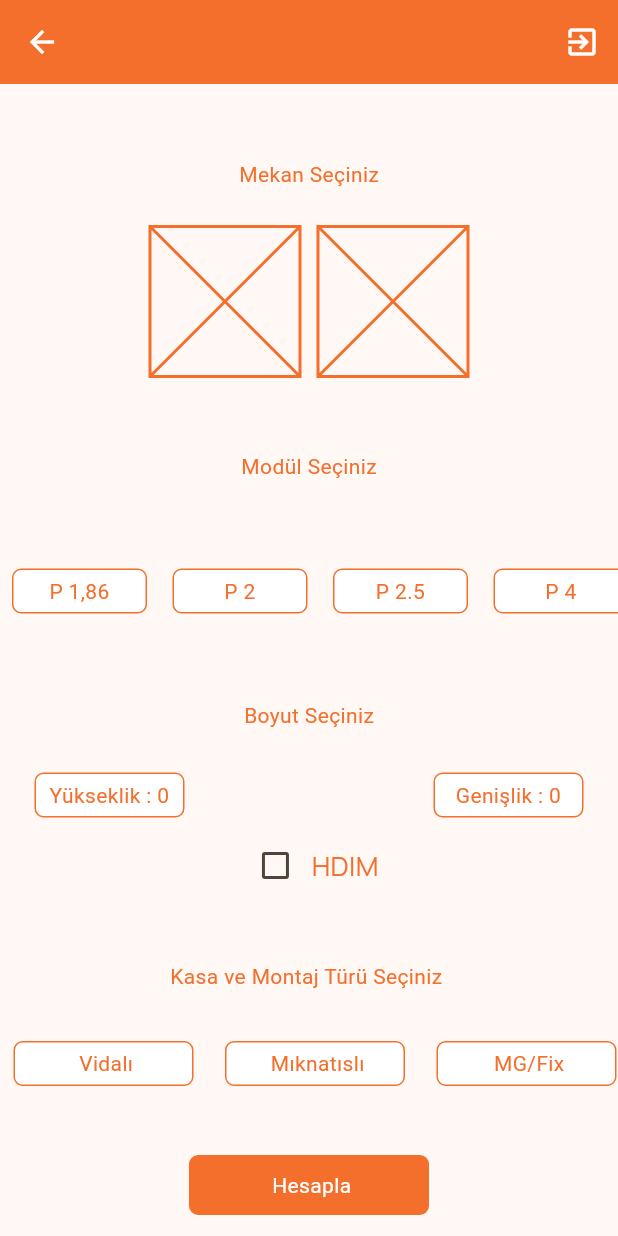
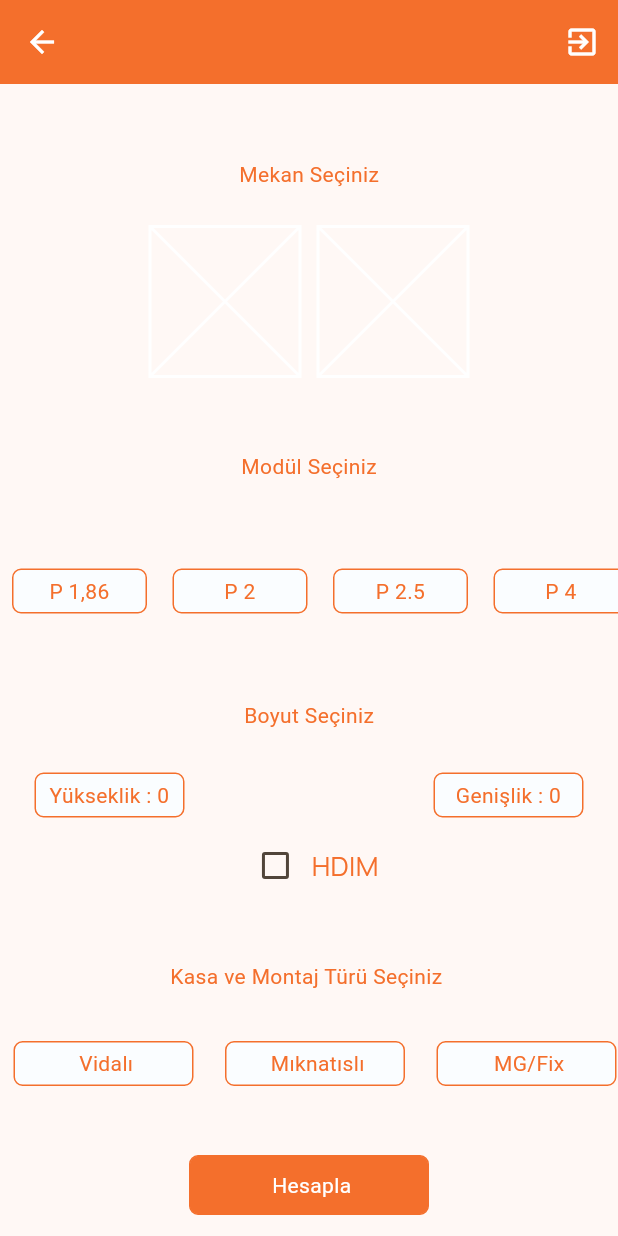
Before and after one commit to nuryds/offer_orange_theme, a Flutter app: the NormalLedTeklifHesapla screen opened directly, on a phone screen of 412 x 824 dp. Run offline on Flutter 3.47's test engine with Material 2 defaults, Android fonts, the phone set to English and light mode, and no system bars; our stand-ins replace get, google_fonts.

Commit message:
renkleri constant da düzenledim

```diff
--- a/lib/component/custom_button.dart
+++ b/lib/component/custom_button.dart
@@ -10,9 +10,9 @@ class CustomButton extends StatelessWidget {
     this.txtSize,
     required this.width,
     required this.height,
-    this.txtColor = appbarColor,     // appbar color degişti
-    this.activeColor = buttonActiveColor,
-    this.passiveColor = buttonPassiveColor,
+    this.txtColor = primaryColor,     // appbar color degişti
+    this.activeColor = onBackgroundColor,
+    this.passiveColor = backgroundColor,
     this.borderRadius,
     this.activebuttonTxtColor,
     this.passivebuttonTxtColor,
--- a/lib/component/custom_textfield.dart
+++ b/lib/component/custom_textfield.dart
@@ -73,7 +73,7 @@ class CustomTextField extends StatelessWidget {
           onEditingComplete: onEditingComplete,
           decoration: InputDecoration(
             contentPadding: const EdgeInsets.symmetric(horizontal: 10, vertical: 5),
-            fillColor: Colors.white,
+            fillColor: onPrimaryTextColor,
             filled: true,
             enabledBorder: OutlineInputBorder(
               borderRadius: BorderRadius.circular(12),
@@ -89,7 +89,7 @@ class CustomTextField extends StatelessWidget {
             focusedBorder: OutlineInputBorder(
               borderRadius: BorderRadius.circular(12),
               borderSide: const BorderSide(
-                color: buttonActiveColor,
+                color: primaryColor,
               ),
             ),
             disabledBorder: OutlineInputBorder(
@@ -100,7 +100,7 @@ class CustomTextField extends StatelessWidget {
             ),
             labelStyle: TextStyle(
               fontSize: labelTextSize,
-              color: buttonActiveColor,
+              color: primaryColor,
               fontWeight: FontWeight.normal,
             ),
             labelText: label,
--- a/lib/constant/colors.dart
+++ b/lib/constant/colors.dart
@@ -1,8 +1,45 @@
 import 'package:flutter/material.dart';
+import 'package:google_fonts/google_fonts.dart';
 
-const buttonActiveColor = Color(0xffF46F2C);
-const buttonPassiveColor =Color(0xffFFFFFF);
-const appbarColor = Color(0xffF46F2C);
-const activeButtonTextColor = Colors.white;
-const passiveButtonTextColor = Colors.black;
+
+const primaryColor = Color(0xffF46F2C);
+const onPrimaryTextColor =Color(0xffFFFFFF);
+const secondaryColor = Color(0xffFFA735);
+const onSecondaryTextColor =Color(0xffFFFFFF);
+const profileCardColor =Color(0xffFFFFFF);
+const onProfileCardColor =Color(0xffFFA735);
+const backgroundColor = Color(0xffFAFDFF);
+const onBackgroundColor =Color(0xffF46F2C);
+const passiveButtonTextColor = Colors.black;    // ben ekledim
 // final custombuttonTextcolor =Color(0xffE0F2F1);
+
+
+
+
+TextStyle myTextstyleh1= TextStyle(
+     fontSize: 24,
+     height: 36,
+  fontWeight: FontWeight.bold,
+);
+TextStyle myTextstyleh2= TextStyle(
+  fontSize: 20,
+  height: 28,
+  fontWeight: FontWeight.bold,
+);
+TextStyle myTextstyleh3= TextStyle(
+  fontSize: 18,
+  height: 26,
+  fontWeight: FontWeight.bold,
+);
+TextStyle myTextstyleh4= TextStyle(
+  fontSize: 16,
+  height: 24,
+  fontWeight: FontWeight.bold,   //medıum
+);
+TextStyle mybodytext= TextStyle(
+  fontSize: 14,
+  height: 22,
+  fontWeight: FontWeight.bold,     //medıum
+);
+
+FontStyle myFontStyle = FontStyle.italic;
--- a/lib/fiyat_guncelle.dart
+++ b/lib/fiyat_guncelle.dart
@@ -34,7 +34,7 @@ class _FiyatGuncelleState extends State<FiyatGuncelle> {
             icon: const Icon(Icons.exit_to_app,color: Colors.white),
           ),
         ],
-        backgroundColor: appbarColor,
+        backgroundColor: primaryColor,
         title: const Center(
           child: Text("Fiyat Güncelle",style:TextStyle(color: Colors.white,fontWeight: FontWeight.w300),
           ),
@@ -42,7 +42,7 @@ class _FiyatGuncelleState extends State<FiyatGuncelle> {
       ),
       drawer:Drawer(
         clipBehavior: Clip.none,
-        backgroundColor: appbarColor,
+        backgroundColor: primaryColor,
         child: Column(
           children: [
             const SizedBox(height: 220),
--- a/lib/ikinci_fiyat_guncelle.dart
+++ b/lib/ikinci_fiyat_guncelle.dart
@@ -38,7 +38,7 @@ class _IkinciFiyatGuncelleState extends State<IkinciFiyatGuncelle> {
               icon: const Icon(Icons.exit_to_app, color: Colors.white),
             ),
           ],
-          backgroundColor: appbarColor,
+          backgroundColor: primaryColor,
           title: const Text(
             "Fiyat Güncelle",
             style: TextStyle(color: Colors.white, fontWeight: FontWeight.w300),
@@ -70,7 +70,7 @@ class _IkinciFiyatGuncelleState extends State<IkinciFiyatGuncelle> {
                               icon: Icon(
                                 Icons.refresh,
                                 size: 30,
-                                color: buttonActiveColor,
+                                color: primaryColor,
                               ),
                             ),
                           ],
--- a/lib/musteri_takip.dart
+++ b/lib/musteri_takip.dart
@@ -30,7 +30,7 @@ class _MusteriTakipState extends State<MusteriTakip> {
             icon: const Icon(Icons.exit_to_app,color: Colors.white),
           ),
         ],
-        backgroundColor: appbarColor,
+        backgroundColor: primaryColor,
         title: const Center(
           child: Text("Müşteri Takip",style:TextStyle(color: Colors.white,fontWeight: FontWeight.w300),
           ),
--- a/lib/normal_led_teklif_hesapla.dart
+++ b/lib/normal_led_teklif_hesapla.dart
@@ -50,11 +50,11 @@ class _NormalLedTeklifHesaplaState extends State<NormalLedTeklifHesapla> {
             icon: Icon(Icons.exit_to_app,color: Colors.white),
           ),
         ],
-        backgroundColor:appbarColor,
+        backgroundColor:primaryColor,
         title:Center(
           child: Text("Normal Led Teklif Hesapla",style:GoogleFonts.manrope(
           fontSize: 25,
-              color: appbarColor,
+              color: primaryColor,
               fontWeight: FontWeight.w500,
           )),
           ),
@@ -76,7 +76,7 @@ class _NormalLedTeklifHesaplaState extends State<NormalLedTeklifHesapla> {
                           thickness: 0.6,
                         ),
                       ),
-                      Text(" Mekan Seçiniz ",style: TextStyle(color: buttonActiveColor),),
+                      Text(" Mekan Seçiniz ",style: TextStyle(color: primaryColor),),
                       Expanded(
                         child: MyDivider(
                           indent: 10,
@@ -96,13 +96,13 @@ class _NormalLedTeklifHesaplaState extends State<NormalLedTeklifHesapla> {
                       Placeholder(
                         fallbackHeight: 100,
                         fallbackWidth: 100,
-                        color:buttonActiveColor,
+                        color:profileCardColor,
                       ),
                       Flexible(child: SizedBox(width: 300,)),
                       Placeholder(
                         fallbackHeight: 100,
                         fallbackWidth: 100,
-                        color:buttonActiveColor,
+                        color: profileCardColor,
                       ),
                       SizedBox(width: 100),
                     ],
@@ -118,7 +118,7 @@ class _NormalLedTeklifHesaplaState extends State<NormalLedTeklifHesapla> {
                           thickness: 0.6,
                         ),
                       ),
-                      Text(" Modül Seçiniz ",style: TextStyle(color: buttonActiveColor),),
+                      Text(" Modül Seçiniz ",style: TextStyle(color:primaryColor),),
                       Expanded(
                         child: MyDivider(
                           indent: 10,
@@ -142,7 +142,7 @@ class _NormalLedTeklifHesaplaState extends State<NormalLedTeklifHesapla> {
                                 height: 30,
                                 onPressed: onPressedCustomButton ,
                                 isActive: false,
-                                activebuttonTxtColor: activeButtonTextColor,
+                                activebuttonTxtColor: onPrimaryTextColor,
                                 passivebuttonTxtColor: passiveButtonTextColor,
                               ),
                         SizedBox(width: 1),
@@ -152,7 +152,7 @@ class _NormalLedTeklifHesaplaState extends State<NormalLedTeklifHesapla> {
                           height: 30,
                           onPressed: onPressedCustomButton ,
                           isActive: false,
-                          activebuttonTxtColor: activeButtonTextColor,
+                          activebuttonTxtColor: onPrimaryTextColor,
                           passivebuttonTxtColor: passiveButtonTextColor,
                         ),
                         SizedBox(width: 1),
@@ -162,7 +162,7 @@ class _NormalLedTeklifHesaplaState extends State<NormalLedTeklifHesapla> {
                           height: 30,
                           onPressed: onPressedCustomButton ,
                           isActive: false,
-                          activebuttonTxtColor: activeButtonTextColor,
+                          activebuttonTxtColor: onPrimaryTextColor,
                           passivebuttonTxtColor: passiveButtonTextColor,
                         ),
                         SizedBox(width: 1),
@@ -172,7 +172,7 @@ class _NormalLedTeklifHesaplaState extends State<NormalLedTeklifHesapla> {
                           height: 30,
                           onPressed: onPressedCustomButton ,
                           isActive: false,
-                          activebuttonTxtColor: activeButtonTextColor,
+                          activebuttonTxtColor: onPrimaryTextColor,
                           passivebuttonTxtColor: passiveButtonTextColor,
                         ),
                         SizedBox(width: 1),
@@ -182,7 +182,7 @@ class _NormalLedTeklifHesaplaState extends State<NormalLedTeklifHesapla> {
                           height: 30,
                           onPressed: onPressedCustomButton ,
                           isActive: false,
-                          activebuttonTxtColor: activeButtonTextColor,
+                          activebuttonTxtColor:onPrimaryTextColor,
                           passivebuttonTxtColor: passiveButtonTextColor,
                         ),
                        // SizedBox(width: 1),
@@ -201,7 +201,7 @@ class _NormalLedTeklifHesaplaState extends State<NormalLedTeklifHesapla> {
                         ),
                       ),
 
-                      Text(" Boyut Seçiniz ",style: TextStyle(color: buttonActiveColor),),
+                      Text(" Boyut Seçiniz ",style: TextStyle(color: primaryColor),),
                       Expanded(
                         child: MyDivider(
                           indent: 10,
@@ -227,7 +227,7 @@ class _NormalLedTeklifHesaplaState extends State<NormalLedTeklifHesapla> {
                               return AlertDialog(
                                 title: Text("Yükseklik",style:GoogleFonts.manrope(
                                   fontSize: 25,
-                                  color: appbarColor,
+                                  color: primaryColor,
                                   fontWeight: FontWeight.w500,
                                 )),
                                 content: SizedBox(
@@ -269,7 +269,7 @@ class _NormalLedTeklifHesaplaState extends State<NormalLedTeklifHesapla> {
                               return AlertDialog(
                                 title: Text("Genişlik",style:GoogleFonts.manrope(
                                   fontSize: 25,
-                                  color: appbarColor,
+                                  color: primaryColor,
                                   fontWeight: FontWeight.w500,
                                 )),
                                 content: SizedBox(
@@ -305,7 +305,7 @@ class _NormalLedTeklifHesaplaState extends State<NormalLedTeklifHesapla> {
                         mainAxisAlignment: MainAxisAlignment.center,
                         children: [
                           Checkbox(
-                            activeColor: appbarColor,
+                            activeColor: primaryColor,
                             tristate: true,
                             value: _ctrl.checkbool.value,
                             onChanged:(value){
@@ -314,7 +314,7 @@ class _NormalLedTeklifHesaplaState extends State<NormalLedTeklifHesapla> {
                           ),
                           Text("HDIM",style:GoogleFonts.manrope(
                             fontSize: 18,
-                            color: appbarColor,
+                            color: primaryColor,
                             fontWeight: FontWeight.w400,
                           )
                           ),
@@ -333,7 +333,7 @@ class _NormalLedTeklifHesaplaState extends State<NormalLedTeklifHesapla> {
                         ),
                       ),
 
-                      Text("Kasa ve Montaj Türü Seçiniz ",style: TextStyle(color: buttonActiveColor),),
+                      Text("Kasa ve Montaj Türü Seçiniz ",style: TextStyle(color: primaryColor),),
                       Expanded(
                         child: MyDivider(
                           indent: 10,
@@ -355,7 +355,7 @@ class _NormalLedTeklifHesaplaState extends State<NormalLedTeklifHesapla> {
                         height: 30,
                         onPressed: onPressedCustomButton ,
                         isActive: false,
-                        activebuttonTxtColor: activeButtonTextColor,
+                        activebuttonTxtColor: onPrimaryTextColor,
                         passivebuttonTxtColor: passiveButtonTextColor,
                       ),
                       SizedBox(width: 5),
@@ -365,7 +365,7 @@ class _NormalLedTeklifHesaplaState extends State<NormalLedTeklifHesapla> {
                         height: 30,
                         onPressed: onPressedCustomButton ,
                         isActive: false,
-                        activebuttonTxtColor: activeButtonTextColor,
+                        activebuttonTxtColor: onPrimaryTextColor,
                         passivebuttonTxtColor: passiveButtonTextColor,
                       ),
                       SizedBox(width: 5),
@@ -375,7 +375,7 @@ class _NormalLedTeklifHesaplaState extends State<NormalLedTeklifHesapla> {
                         height: 30,
                         onPressed: onPressedCustomButton ,
                         isActive: false,
-                        activebuttonTxtColor: activeButtonTextColor,
+                        activebuttonTxtColor: onPrimaryTextColor,
                         passivebuttonTxtColor: passiveButtonTextColor,
                       ),
                     ],
@@ -390,7 +390,7 @@ class _NormalLedTeklifHesaplaState extends State<NormalLedTeklifHesapla> {
                         height: 40,
                         onPressed: onPressedCustomButton ,
                         isActive: true,
-                        activebuttonTxtColor: activeButtonTextColor,
+                        activebuttonTxtColor: onPrimaryTextColor,
                         passivebuttonTxtColor: passiveButtonTextColor,
                       ),
                     ],
--- a/lib/teklif_hesapla.dart
+++ b/lib/teklif_hesapla.dart
@@ -33,7 +33,7 @@ class _TeklifHesaplaState extends State<TeklifHesapla> {
             icon: const Icon(Icons.exit_to_app,color: Colors.white),
           ),
         ],
-        backgroundColor: appbarColor,
+        backgroundColor:primaryColor,
         title: const Text("Teklif Hesapla",style:TextStyle(color: Colors.white,fontWeight: FontWeight.w300),
         ),
       ),
```
Also changed, not shown: lib/kabinli_led_teklif_hesapla.dart (+21 -21 lines).
